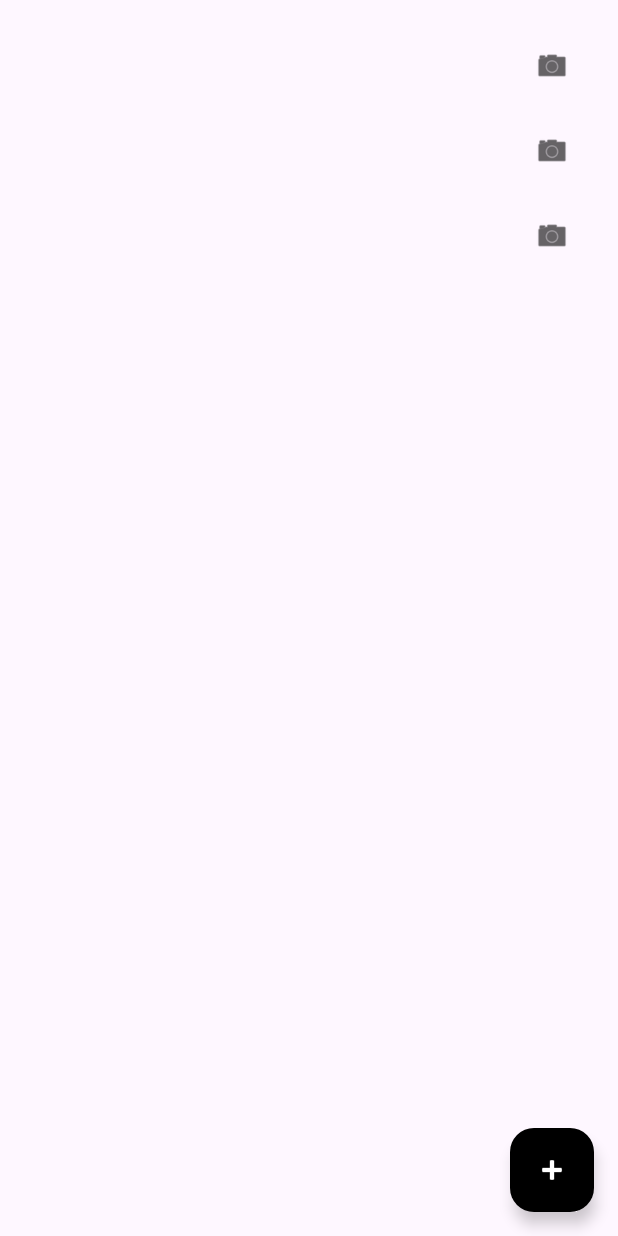
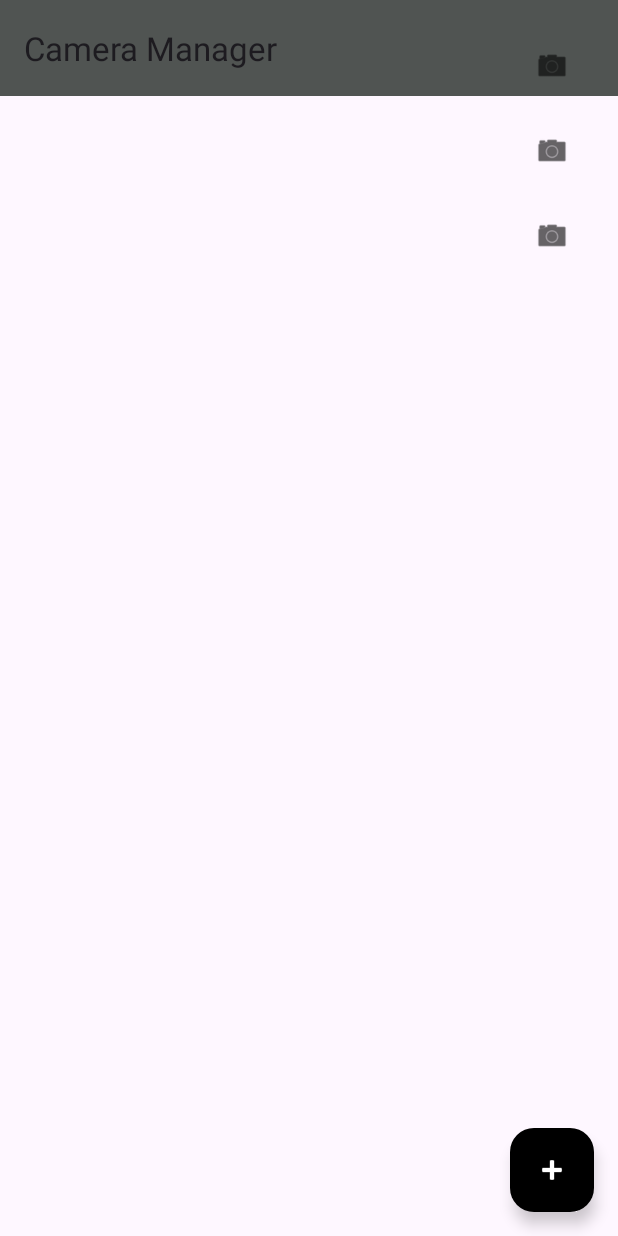
Before and after one commit to NIU1599156/CameraManager, an Android app: the layout activity_main.xml on its own in the app's theme, with its tools: preview values and no code run, on a phone screen of 412 x 824 dp. Run offline under Robolectric (Android 15) with nearby library versions, the phone set to English and light mode, and no system bars.

Commit message:
Added toolbar for application name

```diff
--- a/app/src/main/res/layout/activity_main.xml
+++ b/app/src/main/res/layout/activity_main.xml
@@ -5,6 +5,17 @@
     android:layout_width="match_parent"
     android:layout_height="match_parent"
     tools:context=".MainActivity">
+
+    <androidx.appcompat.widget.Toolbar
+        android:id="@+id/toolbar"
+        android:layout_width="match_parent"
+        android:layout_height="?attr/actionBarSize"
+        android:background="?attr/colorSecondary"
+        android:theme="?attr/actionBarTheme"
+        app:layout_constraintTop_toTopOf="parent"
+        app:layout_constraintStart_toStartOf="parent"
+        app:layout_constraintEnd_toEndOf="parent"
+        app:title="Camera Manager" />
 
     <androidx.recyclerview.widget.RecyclerView
         android:id="@+id/recyclerView"
@@ -21,7 +32,6 @@
         android:layout_alignParentEnd="true"
         android:layout_alignParentBottom="true"
         android:layout_margin="16dp"
-        android:contentDescription="@string/add_camera"
         app:srcCompat="@android:drawable/ic_input_add"
         app:tint="@android:color/white"
         android:backgroundTint="@color/black" />
--- a/app/src/main/res/values/themes.xml
+++ b/app/src/main/res/values/themes.xml
@@ -1,8 +1,9 @@
 <resources xmlns:tools="http://schemas.android.com/tools">
     <!-- Base application theme. -->
     <style name="Base.Theme.CameraManager" parent="Theme.Material3.DayNight.NoActionBar">
-        <!-- Customize your light theme here. -->
-        <!-- <item name="colorPrimary">@color/my_light_primary</item> -->
+        <item name="colorPrimary">@color/white</item>
+        <item name="colorSecondary">#505452</item>
+        <item name="android:statusBarColor" tools:targetApi="l">#505452</item>
     </style>
 
     <style name="Theme.CameraManager" parent="Base.Theme.CameraManager" />
```
Also changed, not shown: app/src/main/java/com/example/cameramanager/MainActivity.kt (+16 -8 lines).
